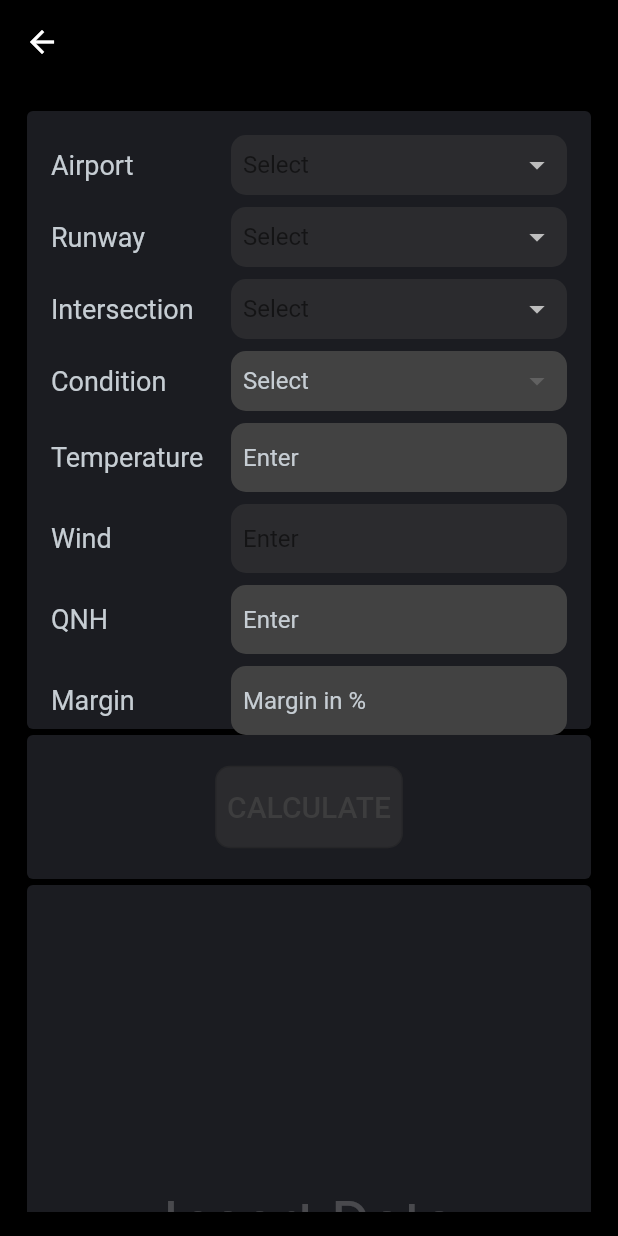
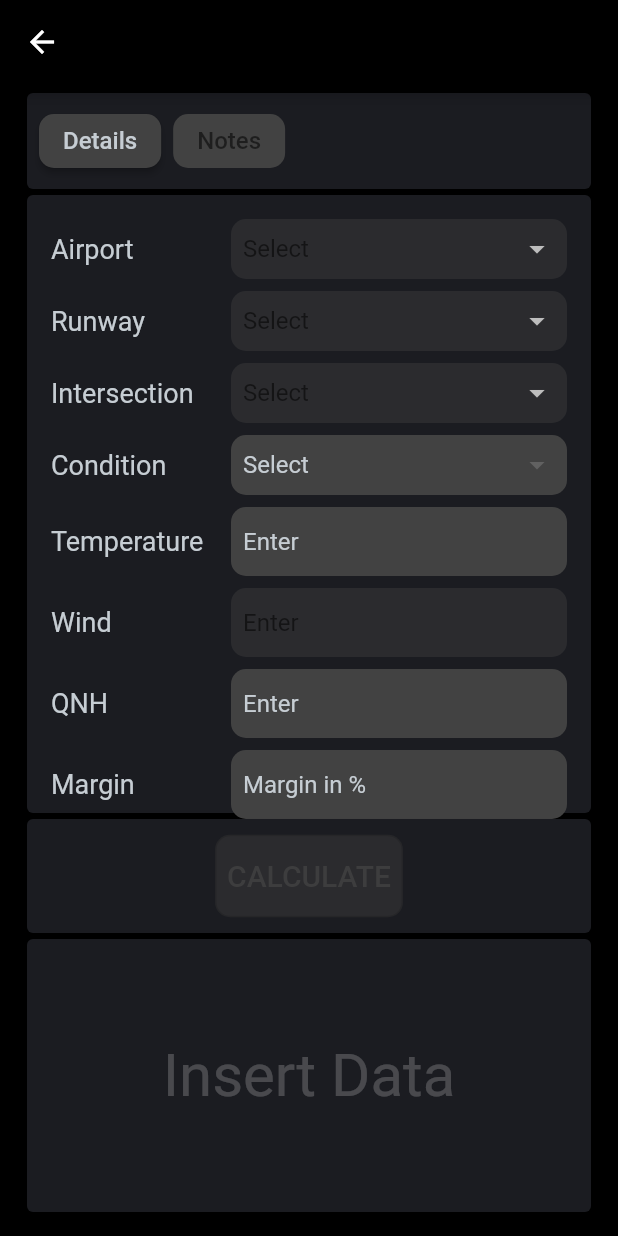
Before and after one commit to FrenchTacoDev/ultra_light_performance_tool, a Flutter app: the PerformanceCalculationPanel screen opened directly with empty values, on a phone screen of 412 x 824 dp. Run offline on Flutter 3.47's test engine with Material 3 defaults, Android fonts, the phone set to English and light mode, and no system bars; our stand-ins replace file_picker, flutter_bloc, share_plus, sqflite, sqflite_common_ffi; accounts and stored records are empty.

Commit message:
Added Details Button
 - Added Details button to calculation
 - Reworked padding on calculation panel
 - added scrollcontroller and implemented animation to end when calculation is done
 - added calc button defocus on calculation

```diff
--- a/example/lib/main.dart
+++ b/example/lib/main.dart
@@ -74,7 +74,7 @@ Future<void> showCustomLocalizationDialog({required BuildContext context}){
     context: context,
     builder: (context) {
       return AlertDialog(
-        title: Text((Localizer.of(context).customDict! as CustomDictionary).helloYou),
+        title: Text((Localizer.of(context).customDict! as CustomDictionary).helloYou, textAlign: TextAlign.center),
         actionsAlignment: MainAxisAlignment.center,
         actions: [
           OutlinedButton(
--- a/lib/src/performance calculation/views/perf_calculation_panel.dart
+++ b/lib/src/performance calculation/views/perf_calculation_panel.dart
@@ -43,8 +43,8 @@ class PerformanceCalculationPanel extends StatelessWidget {
                 child: BlocBuilder<CalculationCubit, CalculationState>(
                   builder: (context, state) {
                     return Padding(
-                      padding: Platform.isIOS ? const EdgeInsets.fromLTRB(16, 16, 16, 24) :
-                      const EdgeInsets.symmetric(vertical: 16, horizontal: 16),
+                      padding: Platform.isIOS ? const EdgeInsets.fromLTRB(16, 4, 16, 24) :
+                      const EdgeInsets.fromLTRB(16, 4, 16, 16),
                       child: width >= 940 ?
                       _LargeSizedScreen(panelHeight: panelHeight, state: state, airports: airportsList)
                           : width >= 705 ? _MediumSizedScreen(panelHeight: panelHeight, state: state, airports: airportsList,)
@@ -81,6 +81,7 @@ class _LargeSizedScreen extends StatelessWidget {
       minHeight: 500,
       child: Column(
         children: [
+          const DetailsButtons(),
           SizedBox(
             height: panelHeight,
             child: Row(
@@ -90,12 +91,14 @@ class _LargeSizedScreen extends StatelessWidget {
                   child: _EntryPanelComponent(
                     state: state,
                     airportsList: airports,
+                    padding: const EdgeInsets.fromLTRB(4, 2, 2, 2),
                   ),
                 ),
                 Expanded(
                   flex: 1,
                   child: _ButtonComponent(
-                      state: state
+                    state: state,
+                    padding: const EdgeInsets.fromLTRB(2, 2, 4, 2),
                   ),
                 )
               ],
@@ -126,20 +129,24 @@ class _MediumSizedScreen extends StatelessWidget {
   @override
   Widget build(BuildContext context) {
     return ULPTMinSizeScrollView(
-      minHeight: 600,
+      scrollController: context.read<CalculationCubit>().scrollControl,
+      minHeight: 650,
       child: Column(
         children: [
+          const DetailsButtons(isSmallSize: false),
           SizedBox(
             height: panelHeight,
             child: _EntryPanelComponent(
               state: state,
               airportsList: airports,
+              padding: const EdgeInsets.fromLTRB(4, 2, 4, 2),
             ),
           ),
           SizedBox(
-            height: 100,
+            height: 70,
             child: _ButtonComponent(
-                state: state
+              state: state,
+              padding: const EdgeInsets.fromLTRB(4, 2, 4, 2),
             ),
           ),
           Expanded(
@@ -167,22 +174,25 @@ class _SmallSizedScreen extends StatelessWidget {
   @override
   Widget build(BuildContext context) {
     return ULPTMinSizeScrollView(
-      minHeight: 970,
+      scrollController: context.read<CalculationCubit>().scrollControl,
+      minHeight: 750,
       child: Column(
         children: [
+          const DetailsButtons(isSmallSize: true),
           SizedBox(
             height: panelHeight,
             child: _EntryPanelComponent(
               state: state,
               airportsList: airports,
               isSmallSize: true,
+              padding: const EdgeInsets.fromLTRB(2, 2, 2, 2),
             ),
           ),
           SizedBox(
-            height: 100,
+            height: 80,
             child: _ButtonComponent(
               state: state,
-              isSmallSize: true,
+              padding: const EdgeInsets.fromLTRB(2, 2, 2, 2),
             ),
           ),
           Expanded(
@@ -202,11 +212,11 @@ class _SmallSizedScreen extends StatelessWidget {
 class _ButtonComponent extends StatelessWidget {
   const _ButtonComponent({
     required this.state,
-    this.isSmallSize = false,
+    required this.padding,
   });
 
   final CalculationState state;
-  final bool isSmallSize;
+  final EdgeInsets padding;
 
   @override
   Widget build(BuildContext context) {
@@ -215,10 +225,10 @@ class _ButtonComponent extends StatelessWidget {
     //Todo can calc from state otherwise strange vis
 
     return Card(
-      margin: isSmallSize ? const EdgeInsets.all(2) : const EdgeInsets.fromLTRB(2, 4, 4, 2),
+      margin: padding,
       child: Center(
         child: Padding(
-          padding: const EdgeInsets.all(16),
+          padding: const EdgeInsets.symmetric(horizontal: 16, vertical: 8),
           child: ULPTButton(
             onTap: () => cubit.calculate(context: context),
             title: Localizer.of(context).pcCalc,
@@ -234,17 +244,19 @@ class _EntryPanelComponent extends StatelessWidget {
   const _EntryPanelComponent({
     required this.state,
     required this.airportsList,
+    required this.padding,
     this.isSmallSize = false,
   });
 
   final List<Airport> airportsList;
   final CalculationState state;
   final bool isSmallSize;
+  final EdgeInsets padding;
 
   @override
   Widget build(BuildContext context) {
     return Card(
-      margin: isSmallSize ? const EdgeInsets.all(2) : const EdgeInsets.fromLTRB(4, 4, 2, 2),
+      margin: padding,
       child: Padding(
         padding: const EdgeInsets.all(16),
         child: isSmallSize ? _SmallEntryPanel(state: state, airportsList: airportsList,)
--- /dev/null
+++ b/lib/src/performance calculation/views/widgets/details_buttons.dart
@@ -0,0 +1,66 @@
+import 'package:flutter/material.dart';
+import 'package:ultra_light_performance_tool/src/res/themes.dart';
+
+import 'takeoff_details.dart';
+
+class DetailsButtons extends StatelessWidget {
+  const DetailsButtons({super.key, this.isSmallSize = false});
+
+  final bool isSmallSize;
+
+  @override
+  Widget build(BuildContext context) {
+    return Card(
+      margin: isSmallSize ? const EdgeInsets.all(2) : const EdgeInsets.fromLTRB(4, 0, 4, 2),
+      child: _ButtonBar(),
+    );
+  }
+}
+
+class _ButtonBar extends StatelessWidget {
+  const _ButtonBar({super.key});
+
+  @override
+  Widget build(BuildContext context) {
+    return ButtonBar(
+      alignment: MainAxisAlignment.start,
+      children: [
+        _Button(
+            onTap: () => Navigator.push(context, MaterialPageRoute(builder: (context) => const TakeoffDetails(),)),
+            text: "Details"
+        ),
+        _Button(onTap: () => print("2"), text: "Notes", enabled: false,),
+      ],
+    );
+  }
+}
+
+class _Button extends StatelessWidget {
+  const _Button({super.key, this.onTap, required this.text, this.enabled = true});
+
+  final bool enabled;
+  final VoidCallback? onTap;
+  final String text;
+
+  @override
+  Widget build(BuildContext context) {
+
+    var theme = Theme.of(context).extensions[ULPTTheme]! as ULPTTheme;
+
+    return ElevatedButton(
+      style: ButtonStyle(
+        backgroundColor: MaterialStateProperty.all(theme.interactiveBGColor),
+        //padding: MaterialStateProperty.all(const EdgeInsets.symmetric(vertical: 16, horizontal: 8)),
+        shape: MaterialStateProperty.all(RoundedRectangleBorder(borderRadius: BorderRadius.circular(10))),
+      ),
+        onPressed: enabled ? onTap : null,
+        child: Text(
+          text,
+          style: TextStyle(
+            color: enabled ? theme.interactiveHintTextColor : theme.interactiveHintDisabledColor,
+            fontSize: 16
+          ),
+        ),
+    );
+  }
+}
--- /dev/null
+++ b/lib/src/performance calculation/views/widgets/takeoff_details.dart
@@ -0,0 +1,15 @@
+import 'package:flutter/material.dart';
+
+class TakeoffDetails extends StatelessWidget {
+  const TakeoffDetails({super.key});
+
+  @override
+  Widget build(BuildContext context) {
+    return Scaffold(
+      appBar: AppBar(title: const Text("Takeoff Details")),
+        body: const Center(
+          child: Text("These are the takeoff details", style: TextStyle(color: Colors.white)),
+        )
+    );
+  }
+}
--- a/lib/src/performance calculation/views/widgets/widgets.dart
+++ b/lib/src/performance calculation/views/widgets/widgets.dart
@@ -12,3 +12,4 @@ export 'sod_select.dart';
 export 'high_grass.dart';
 export 'results.dart';
 export 'not_enough_runway_dialog.dart';
+export 'details_buttons.dart';
--- a/lib/src/shared widgets/ulpt_min_size_scrollview.dart
+++ b/lib/src/shared widgets/ulpt_min_size_scrollview.dart
@@ -4,16 +4,23 @@ import 'package:flutter/material.dart';
 ///Imposes a constraint that either uses the screen size or the minimum height given, whichever is greater.
 ///If [minHeight] is greater than the screen size, widget is scrollable
 class ULPTMinSizeScrollView extends StatelessWidget {
-  const ULPTMinSizeScrollView({super.key, required this.minHeight, required this.child});
+  const ULPTMinSizeScrollView({
+    super.key,
+    required this.minHeight,
+    required this.child,
+    this.scrollController,
+  });
 
   final double minHeight;
   final Widget child;
+  final ScrollController? scrollController;
 
   @override
   Widget build(BuildContext context) {
     return LayoutBuilder(
       builder: (context, constraints)
       => SingleChildScrollView(
+        controller: scrollController,
         child: SizedBox(
           height: max(constraints.maxHeight, minHeight),
           child: child,
```
Also changed, not shown: lib/src/performance calculation/BLoC/calculation_bloc.dart (+17 -1 lines).
